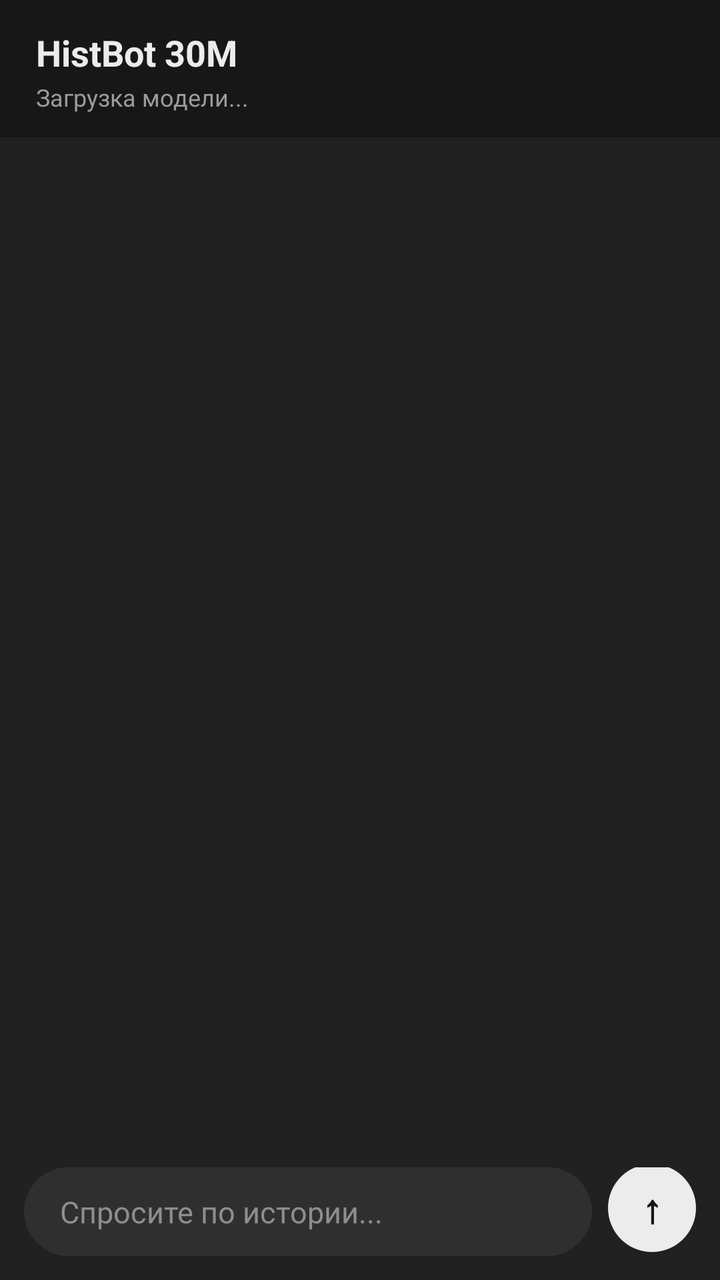
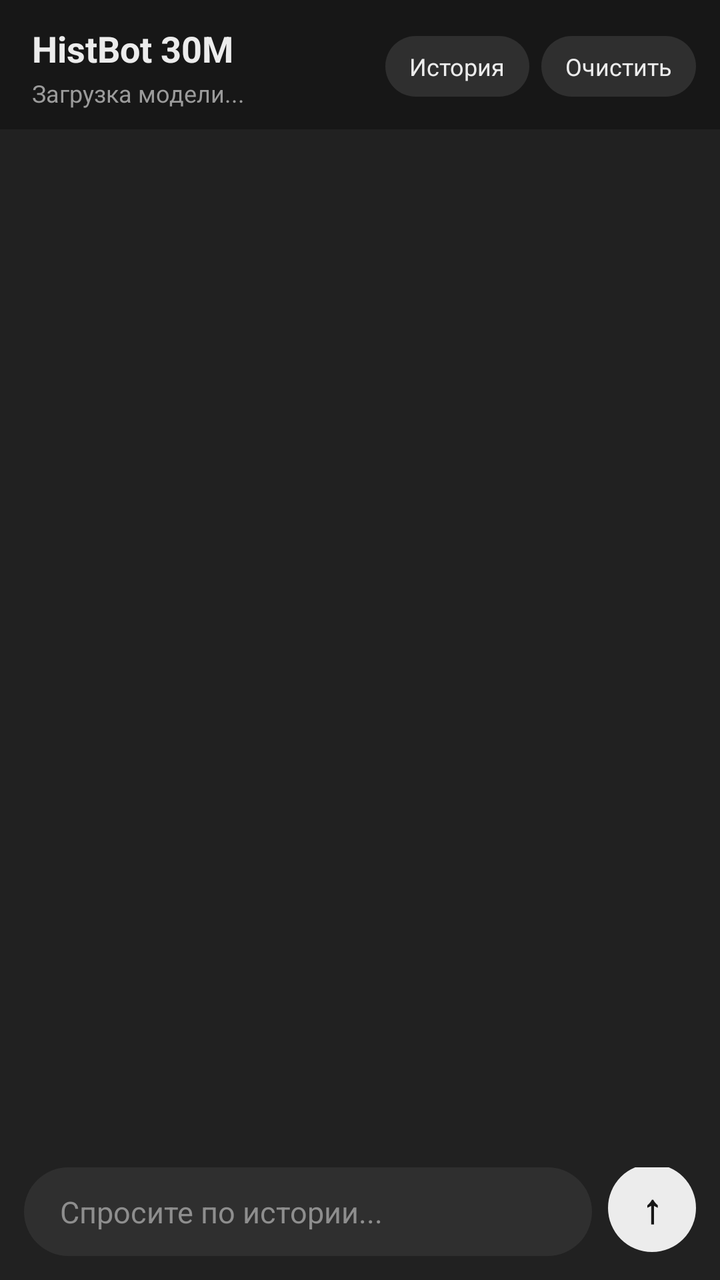

Before-and-after screenshots of an Android layout around one commit, followed by the original layout XML and the change that was made.
<!-- AndroidManifest.xml: application theme Theme.HistBot -->
<!-- res/layout/activity_main.xml -->
<?xml version="1.0" encoding="utf-8"?>
<LinearLayout xmlns:android="http://schemas.android.com/apk/res/android"
    android:layout_width="match_parent"
    android:layout_height="match_parent"
    android:orientation="vertical"
    android:background="#212121">

    <LinearLayout
        android:layout_width="match_parent"
        android:layout_height="wrap_content"
        android:orientation="vertical"
        android:background="#171717"
        android:paddingStart="18dp"
        android:paddingEnd="18dp"
        android:paddingTop="14dp"
        android:paddingBottom="12dp">

        <TextView
            android:layout_width="wrap_content"
            android:layout_height="wrap_content"
            android:text="HistBot 30M"
            android:textColor="#ECECEC"
            android:textSize="18sp"
            android:textStyle="bold" />

        <TextView
            android:id="@+id/statusText"
            android:layout_width="wrap_content"
            android:layout_height="wrap_content"
            android:text="Загрузка модели..."
            android:textColor="#9B9B9B"
            android:textSize="12sp"
            android:layout_marginTop="2dp" />
    </LinearLayout>

    <androidx.recyclerview.widget.RecyclerView
        android:id="@+id/chatRecycler"
        android:layout_width="match_parent"
        android:layout_height="0dp"
        android:layout_weight="1"
        android:clipToPadding="false"
        android:paddingTop="12dp"
        android:paddingBottom="12dp" />

    <LinearLayout
        android:layout_width="match_parent"
        android:layout_height="wrap_content"
        android:orientation="horizontal"
        android:gravity="bottom"
        android:padding="12dp"
        android:background="#212121">

        <EditText
            android:id="@+id/inputEdit"
            android:layout_width="0dp"
            android:layout_height="wrap_content"
            android:layout_weight="1"
            android:background="@drawable/bg_input"
            android:hint="Спросите по истории..."
            android:textColor="#ECECEC"
            android:textColorHint="#8E8E8E"
            android:textSize="15sp"
            android:maxLines="4"
            android:paddingStart="18dp"
            android:paddingEnd="18dp"
            android:paddingTop="12dp"
            android:paddingBottom="12dp"
            android:inputType="textCapSentences|textMultiLine" />

        <TextView
            android:id="@+id/sendBtn"
            android:layout_width="44dp"
            android:layout_height="44dp"
            android:layout_marginStart="8dp"
            android:background="@drawable/bg_send_btn"
            android:gravity="center"
            android:text="↑"
            android:textColor="#171717"
            android:textSize="20sp"
            android:textStyle="bold" />
    </LinearLayout>
</LinearLayout>
<!-- resources referenced by this layout -->
<resources>
  <!-- drawable bg_input (drawable) -->
  <?xml version="1.0" encoding="utf-8"?>
  <shape xmlns:android="http://schemas.android.com/apk/res/android">
      <solid android:color="#2F2F2F"/>
      <corners android:radius="24dp"/>
  </shape>
  <!-- drawable bg_send_btn (drawable) -->
  <?xml version="1.0" encoding="utf-8"?>
  <shape xmlns:android="http://schemas.android.com/apk/res/android" android:shape="oval">
      <solid android:color="#ECECEC"/>
  </shape>
  <style name="Theme.HistBot" parent="Theme.MaterialComponents.DayNight.NoActionBar">
          <item name="colorPrimary">#10A37F</item>
          <item name="colorPrimaryVariant">#0D8A6A</item>
          <item name="colorOnPrimary">#FFFFFF</item>
          <item name="android:statusBarColor">#171717</item>
          <item name="android:navigationBarColor">#212121</item>
          <item name="android:windowBackground">#212121</item>
      </style>
</resources>

<!-- the commit's change to res/layout/activity_main.xml (unified diff, before → after) -->
@@ -8,29 +8,64 @@
     <LinearLayout
         android:layout_width="match_parent"
         android:layout_height="wrap_content"
-        android:orientation="vertical"
+        android:orientation="horizontal"
+        android:gravity="center_vertical"
         android:background="#171717"
-        android:paddingStart="18dp"
-        android:paddingEnd="18dp"
-        android:paddingTop="14dp"
-        android:paddingBottom="12dp">
+        android:paddingStart="16dp"
+        android:paddingEnd="12dp"
+        android:paddingTop="12dp"
+        android:paddingBottom="10dp">
+
+        <LinearLayout
+            android:layout_width="0dp"
+            android:layout_height="wrap_content"
+            android:layout_weight="1"
+            android:orientation="vertical">
+
+            <TextView
+                android:layout_width="wrap_content"
+                android:layout_height="wrap_content"
+                android:text="HistBot 30M"
+                android:textColor="#ECECEC"
+                android:textSize="18sp"
+                android:textStyle="bold" />
+
+            <TextView
+                android:id="@+id/statusText"
+                android:layout_width="wrap_content"
+                android:layout_height="wrap_content"
+                android:text="Загрузка модели..."
+                android:textColor="#9B9B9B"
+                android:textSize="12sp"
+                android:layout_marginTop="2dp" />
+        </LinearLayout>
 
         <TextView
+            android:id="@+id/historyBtn"
             android:layout_width="wrap_content"
             android:layout_height="wrap_content"
-            android:text="HistBot 30M"
+            android:background="@drawable/bg_user_bubble"
+            android:paddingStart="12dp"
+            android:paddingEnd="12dp"
+            android:paddingTop="7dp"
+            android:paddingBottom="7dp"
+            android:text="История"
             android:textColor="#ECECEC"
-            android:textSize="18sp"
-            android:textStyle="bold" />
+            android:textSize="12sp" />
 
         <TextView
-            android:id="@+id/statusText"
+            android:id="@+id/clearBtn"
             android:layout_width="wrap_content"
             android:layout_height="wrap_content"
-            android:text="Загрузка модели..."
-            android:textColor="#9B9B9B"
-            android:textSize="12sp"
-            android:layout_marginTop="2dp" />
+            android:layout_marginStart="6dp"
+            android:background="@drawable/bg_user_bubble"
+            android:paddingStart="12dp"
+            android:paddingEnd="12dp"
+            android:paddingTop="7dp"
+            android:paddingBottom="7dp"
+            android:text="Очистить"
+            android:textColor="#ECECEC"
+            android:textSize="12sp" />
     </LinearLayout>
 
     <androidx.recyclerview.widget.RecyclerView
<!-- resource entries referenced after the edit -->
@@ -11,6 +11,12 @@
   <shape xmlns:android="http://schemas.android.com/apk/res/android" android:shape="oval">
       <solid android:color="#ECECEC"/>
   </shape>
+  <!-- drawable bg_user_bubble (drawable) -->
+  <?xml version="1.0" encoding="utf-8"?>
+  <shape xmlns:android="http://schemas.android.com/apk/res/android">
+      <solid android:color="#2F2F2F"/>
+      <corners android:radius="18dp"/>
+  </shape>
   <style name="Theme.HistBot" parent="Theme.MaterialComponents.DayNight.NoActionBar">
           <item name="colorPrimary">#10A37F</item>
           <item name="colorPrimaryVariant">#0D8A6A</item>
